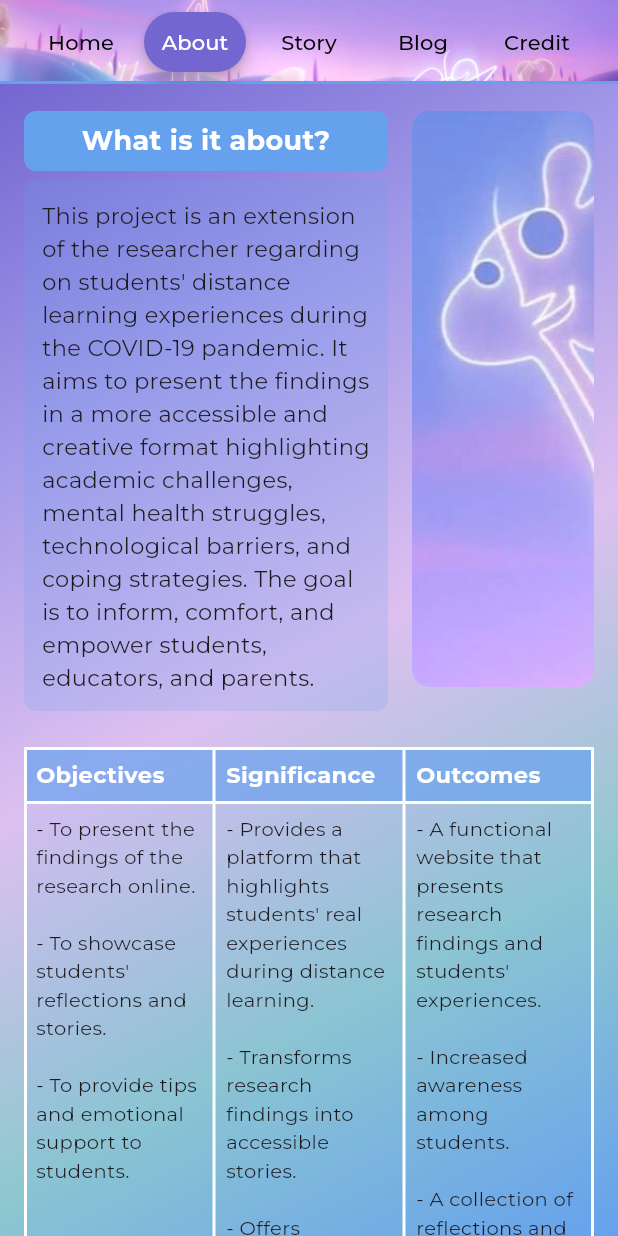
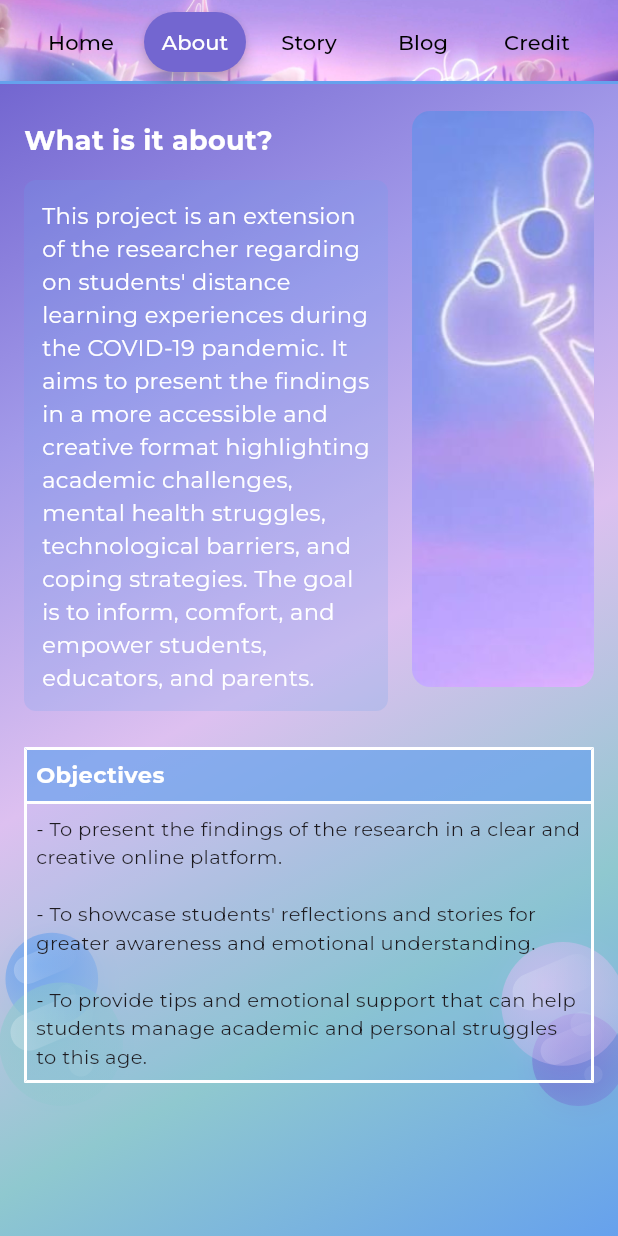
Before and after one commit to KHUN-Bunhap/PJC_Research, a Flutter app: the screen it shows after launch, after a tap on "About", on a phone screen of 412 x 824 dp. Run offline on Flutter 3.47's test engine with Material 3 defaults, Android fonts, the phone set to English and light mode, and no system bars; our stand-ins replace flutter_svg, google_fonts.

Commit message:
Update website

```diff
--- a/lib/view/About/about.dart
+++ b/lib/view/About/about.dart
@@ -38,7 +38,7 @@ class View extends StatelessWidget {
                   child: SingleChildScrollView(
                     child: Padding(
                       padding: EdgeInsets.symmetric(
-                        horizontal: isMobile ? 16 : 150,
+                        horizontal: isMobile ? 16 : 50,
                         vertical: isMobile ? 18 : 26,
                       ),
                       child: Column(
@@ -55,22 +55,22 @@ class View extends StatelessWidget {
                                     // Second Title
                                     Container(
                                       height: isMobile ? 40 : 60,
-                                      decoration: BoxDecoration(
-                                        color: Color.fromARGB(
-                                          255,
-                                          102,
-                                          161,
-                                          237,
-                                        ),
-                                        borderRadius: BorderRadius.circular(8),
-                                      ),
-                                      alignment: Alignment.center,
+                                      // decoration: BoxDecoration(
+                                      //   color: Color.fromARGB(
+                                      //     255,
+                                      //     102,
+                                      //     161,
+                                      //     237,
+                                      //   ),
+                                      //   borderRadius: BorderRadius.circular(8),
+                                      // ),
+                                      alignment: Alignment.centerLeft,
                                       child: Text(
                                         (isMobile
                                             ? 'What is it about?'
                                             : 'What is this project about?'),
                                         style: TextStyle(
-                                          fontSize: isMobile ? 18 : 20,
+                                          fontSize: isMobile ? 18 : 24,
                                           fontWeight: FontWeight.bold,
                                           color: Colors.white,
                                         ),
@@ -96,6 +96,7 @@ class View extends StatelessWidget {
                                         style: TextStyle(
                                           fontSize: isMobile ? 15 : 16,
                                           height: 1.5,
+                                          color: Colors.white,
                                         ),
                                       ),
                                     ),
@@ -188,25 +189,27 @@ class View extends StatelessWidget {
                                   constraints: BoxConstraints(
                                     maxWidth: isMobile
                                         ? screenWidth * 0.95
-                                        : 1000,
+                                        : screenWidth,
                                   ),
                                   child: buildTable(
                                     headers: [
                                       'Objectives',
-                                      'Significance',
-                                      isMobile
-                                          ? 'Outcomes'
-                                          : 'Expected Outcomes',
+                                      // 'Significance',
+                                      // isMobile
+                                      //     ? 'Outcomes'
+                                      //     : 'Expected Outcomes',
                                     ],
                                     rows: [
                                       [
-                                        isMobile
-                                            ? '- To present the findings of the research online.\n\n- To showcase students\' reflections and stories.\n\n- To provide tips and emotional support to students.'
-                                            : '- To present the findings of the research in a clear and creative online platform.\n\n- To showcase students\' reflections and stories for greater awareness and emotional understanding.\n\n- To provide tips and emotional support that can help students manage academic and personal struggles to this age.',
-                                        '- Provides a platform that highlights students\' real experiences during distance learning.\n\n- Transforms research findings into accessible stories.\n\n- Offers guidance that may support future learners facing similar challenges.',
-                                        isMobile
-                                            ? '- A functional website that presents research findings and students\' experiences.\n\n- Increased awareness among students.\n\n- A collection of reflections and stories that represent the real voices of learners.\n\n- Accessible tips and supports.'
-                                            : '- A functional website that presents research findings and students\' experiences.\n\n- Increased awareness among students, and to all about the challenges of these students during the post-pandemic online education.\n\n- A collection of reflections and stories that represent the real voices of learners.\n\n- Accessible tips and support that may help students cope better in school-related difficulties.',
+                                        '- To present the findings of the research in a clear and creative online platform.\n\n- To showcase students\' reflections and stories for greater awareness and emotional understanding.\n\n- To provide tips and emotional support that can help students manage academic and personal struggles to this age.',
+                                        // isMobile
+                                        //     ? '- To present the findings of the research online.\n\n- To showcase students\' reflections and stories.\n\n- To provide tips and emotional support to students.'
+                                        //     : '- To present the findings of the research in a clear and creative online platform.\n\n- To showcase students\' reflections and stories for greater awareness and emotional understanding.\n\n- To provide tips and emotional support that can help students manage academic and personal struggles to this age.',
+                                        //   '- Provides a platform that highlights students\' real experiences during distance learning.\n\n- Transforms research findings into accessible stories.\n\n- Offers guidance that may support future learners facing similar challenges.',
+                                        //   isMobile
+                                        //       ? '- A functional website that presents research findings and students\' experiences.\n\n- Increased awareness among students.\n\n- A collection of reflections and stories that represent the real voices of learners.\n\n- Accessible tips and supports.'
+                                        //       : '- A functional website that presents research findings and students\' experiences.\n\n- Increased awareness among students, and to all about the challenges of these students during the post-pandemic online education.\n\n- A collection of reflections and stories that represent the real voices of learners.\n\n- Accessible tips and support that may help students cope better in school-related difficulties.',
+                                        // ],
                                       ],
                                     ],
                                     isMobile: isMobile,
--- a/lib/view/Blog/blog.dart
+++ b/lib/view/Blog/blog.dart
@@ -90,17 +90,17 @@ class View extends StatelessWidget {
                                       Expanded(
                                         child: Container(
                                           height: isMobile ? 40 : 60,
-                                          decoration: BoxDecoration(
-                                            color: Color.fromARGB(
-                                              255,
-                                              102,
-                                              161,
-                                              237,
-                                            ),
-                                            borderRadius: BorderRadius.circular(
-                                              8,
-                                            ),
-                                          ),
+                                          // decoration: BoxDecoration(
+                                          //   color: Color.fromARGB(
+                                          //     255,
+                                          //     102,
+                                          //     161,
+                                          //     237,
+                                          //   ),
+                                          //   borderRadius: BorderRadius.circular(
+                                          //     8,
+                                          //   ),
+                                          // ),
                                           alignment: Alignment.center,
                                           child: Text(
                                             'Subtitle 1',
@@ -116,17 +116,17 @@ class View extends StatelessWidget {
                                       Expanded(
                                         child: Container(
                                           height: isMobile ? 40 : 60,
-                                          decoration: BoxDecoration(
-                                            color: Color.fromARGB(
-                                              255,
-                                              102,
-                                              161,
-                                              237,
-                                            ),
-                                            borderRadius: BorderRadius.circular(
-                                              8,
-                                            ),
-                                          ),
+                                          // decoration: BoxDecoration(
+                                          //   color: Color.fromARGB(
+                                          //     255,
+                                          //     102,
+                                          //     161,
+                                          //     237,
+                                          //   ),
+                                          //   borderRadius: BorderRadius.circular(
+                                          //     8,
+                                          //   ),
+                                          // ),
                                           alignment: Alignment.center,
                                           child: Text(
                                             'Subtitle 2',
@@ -203,10 +203,10 @@ class View extends StatelessWidget {
                                   // Second Title
                                   Container(
                                     height: isMobile ? 40 : 60,
-                                    decoration: BoxDecoration(
-                                      color: Color.fromARGB(255, 102, 161, 237),
-                                      borderRadius: BorderRadius.circular(8),
-                                    ),
+                                    // decoration: BoxDecoration(
+                                    //   color: Color.fromARGB(255, 102, 161, 237),
+                                    //   borderRadius: BorderRadius.circular(8),
+                                    // ),
                                     alignment: Alignment.center,
                                     child: Text(
                                       'Title',
--- a/lib/view/Credit/credit.dart
+++ b/lib/view/Credit/credit.dart
@@ -53,17 +53,17 @@ class View extends StatelessWidget {
                                       Expanded(
                                         child: Container(
                                           height: isMobile ? 40 : 60,
-                                          decoration: BoxDecoration(
-                                            color: Color.fromARGB(
-                                              255,
-                                              102,
-                                              161,
-                                              237,
-                                            ).withOpacity(0.8),
-                                            borderRadius: BorderRadius.circular(
-                                              8,
-                                            ),
-                                          ),
+                                          // decoration: BoxDecoration(
+                                          //   color: Color.fromARGB(
+                                          //     255,
+                                          //     102,
+                                          //     161,
+                                          //     237,
+                                          //   ).withOpacity(0.8),
+                                          //   borderRadius: BorderRadius.circular(
+                                          //     8,
+                                          //   ),
+                                          // ),
                                           alignment: Alignment.center,
                                           child: Text(
                                             'Title',
--- a/lib/view/Story/story.dart
+++ b/lib/view/Story/story.dart
@@ -66,7 +66,7 @@ class View extends StatelessWidget {
                                   : 120.0;
 
                               final card2Top = isMobile
-                                  ? screenHeight * 0.375
+                                  ? screenHeight * 0.350
                                   : screenHeight * 0.45;
                               final card2Left = isMobile
                                   ? screenWidth * 0.05
@@ -216,7 +216,7 @@ class View extends StatelessWidget {
                                       top: 10,
                                       left: isMobile ? 10 : 15,
                                       child: Text(
-                                        'Your Story Title Here',
+                                        'Write My Story?',
                                         style: TextStyle(
                                           color: Colors.white,
                                           fontSize: isMobile ? 20 : 28,
@@ -235,10 +235,13 @@ class View extends StatelessWidget {
                                       top: isMobile ? 40 : 50,
                                       left: isMobile ? 10 : 15,
                                       child: Text(
-                                        'Your Story Description Here\nContinue...',
+                                        isMobile
+                                            ? 'A collection of personal stories,\nreflections, and\ntestimonies from\nstudents who lived\nthrough distance learning.'
+                                            : 'A collection of personal stories, reflections,\nand testimonies from students who lived\nthrough distance learning. ',
+
                                         style: TextStyle(
                                           color: Colors.white,
-                                          fontSize: isMobile ? 14 : 16,
+                                          fontSize: isMobile ? 12 : 16,
                                           fontWeight: FontWeight.bold,
                                           shadows: [
                                             Shadow(
@@ -250,30 +253,14 @@ class View extends StatelessWidget {
                                         ),
                                       ),
                                     ),
+
                                     Positioned(
-                                      bottom: isMobile ? -40 : 220,
-                                      left: isMobile ? 10 : 15,
+                                      bottom: isMobile ? -120 : 200,
+                                      left: isMobile ? 12 : 14,
                                       child: Text(
-                                        'Your Story Title Here',
-                                        style: TextStyle(
-                                          color: Colors.white,
-                                          fontSize: isMobile ? 15 : 28,
-                                          fontWeight: FontWeight.bold,
-                                          shadows: [
-                                            Shadow(
-                                              blurRadius: 6,
-                                              color: Colors.black45,
-                                              offset: Offset(2, 2),
-                                            ),
-                                          ],
-                                        ),
-                                      ),
-                                    ),
-                                    Positioned(
-                                      bottom: isMobile ? -80 : 170,
-                                      left: isMobile ? 10 : 15,
-                                      child: Text(
-                                        'Your Story Description Here\nContinue...',
+                                        isMobile
+                                            ? 'This space highlights meaningful\nexperiences shared by\nstudents who chose to\nspeak up. Each story\ncontributes to bridging\nunderstanding within\nour school community.'
+                                            : 'This space highlights meaningful experiences shared\nby students who chose to speak up. Each story contributes to\nbridging understanding within our school community.',
                                         style: TextStyle(
                                           color: Colors.white,
                                           fontSize: isMobile ? 12 : 16,
```
Also changed, not shown: 4 other files.
